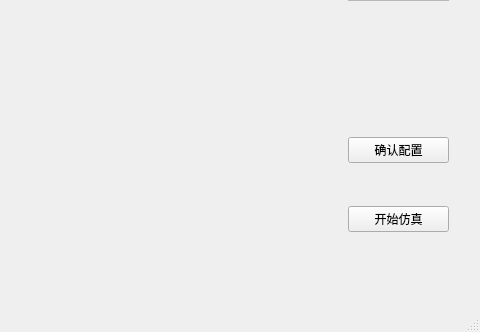
Old version of the form UI/ui_mainwindow.ui in the repository junpfeng/CBTC_simulation; both pictures show x 412 to 892 and y 168 to 500 of the 892 by 500 pixel window.
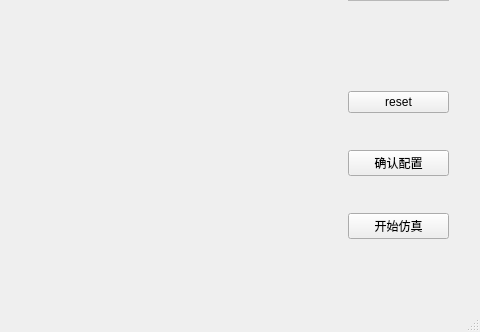
New version of the form. Custom widgets are drawn as their Qt base class.

The edit to the form file:
```diff
--- a/UI/ui_mainwindow.ui
+++ b/UI/ui_mainwindow.ui
@@ -116,12 +116,19 @@
      <property name="geometry">
       <rect>
        <x>10</x>
-       <y>219</y>
+       <y>179</y>
        <width>101</width>
-       <height>171</height>
+       <height>211</height>
       </rect>
      </property>
      <layout class="QVBoxLayout" name="verticalLayout_2">
+      <item>
+       <widget class="QPushButton" name="button_reset">
+        <property name="text">
+         <string>reset</string>
+        </property>
+       </widget>
+      </item>
       <item>
        <widget class="QPushButton" name="button_import">
         <property name="text">
```
Left out of the diff: 3 changed lines with no effect on the pictures.
